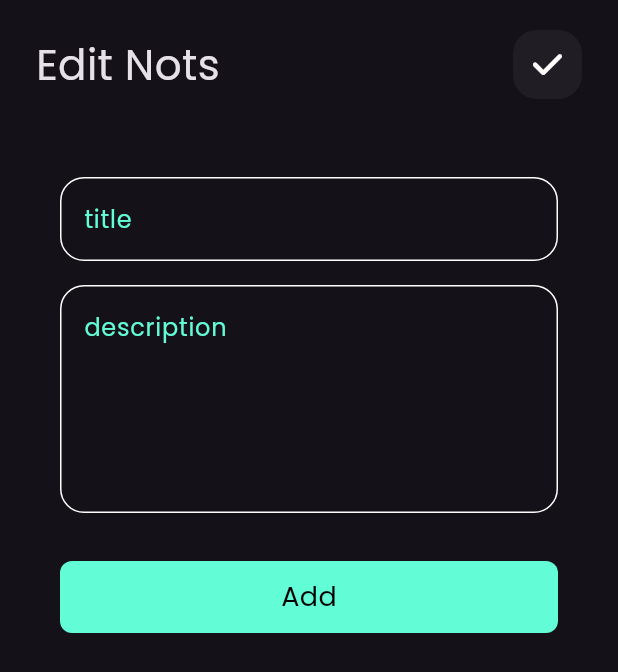
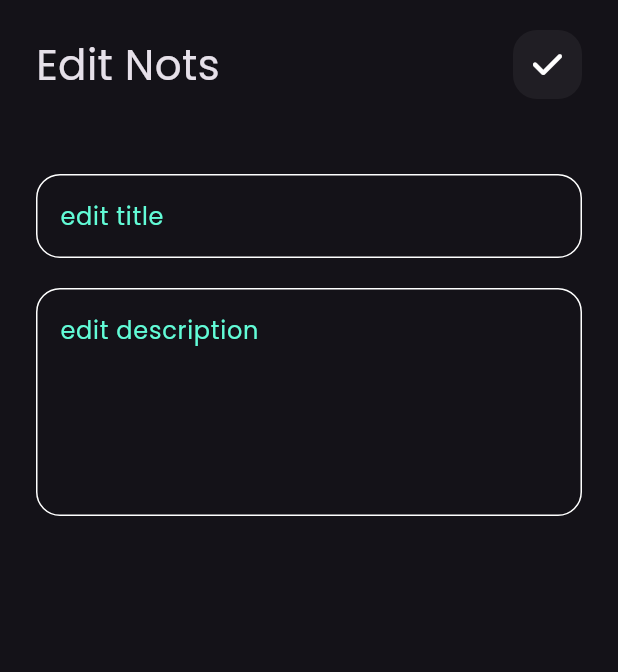
Before and after one commit to AbdullahAlsafty/Not-App, a Flutter app: the screen it shows after launch, after a tap on "tiite", on a phone screen of 412 x 824 dp. Shown: the top 672 px of the screen. Run offline on Flutter 3.47's test engine with Material 3 defaults, Android fonts, the phone set to English and light mode, and no system bars; our stand-ins replace font_awesome_flutter.

Commit message:
creat edit not view

```diff
--- a/lib/views/edit_nots_view.dart
+++ b/lib/views/edit_nots_view.dart
@@ -1,38 +1,14 @@
 import 'package:flutter/material.dart';
-import 'package:font_awesome_flutter/font_awesome_flutter.dart';
-import 'package:nots_app/views/widgets/showdialog_add_not.dart';
 
-import 'widgets/custom_appbar_widget.dart';
+import 'widgets/edit_notsview_body.dart';
 
 class EditNotsView extends StatelessWidget {
   const EditNotsView({super.key});
 
   @override
   Widget build(BuildContext context) {
-    return Scaffold(
+    return const Scaffold(
       body: EditNotsViewBody(),
     );
   }
 }
-
-class EditNotsViewBody extends StatelessWidget {
-  const EditNotsViewBody({super.key});
-
-  @override
-  Widget build(BuildContext context) {
-    return Padding(
-      padding: EdgeInsets.symmetric(horizontal: 24),
-      child: Column(
-        children: [
-          SizedBox(height: 20),
-          CustmAppBArWidget(
-            title: 'Edit Nots',
-            icon: FontAwesomeIcons.check,
-          ),
-          SizedBox(height: 20),
-          ShowDialogAddNot(),
-        ],
-      ),
-    );
-  }
-}
--- a/lib/views/widgets/custom_appbar_widget.dart
+++ b/lib/views/widgets/custom_appbar_widget.dart
@@ -1,5 +1,5 @@
 import 'package:flutter/material.dart';
-import 'package:nots_app/views/widgets/custom_search_icon.dart';
+import 'package:nots_app/views/widgets/custom_icon.dart';
 
 class CustmAppBArWidget extends StatelessWidget {
   const CustmAppBArWidget({super.key, required this.title, required this.icon});
--- a/lib/views/widgets/custom_not_itom.dart
+++ b/lib/views/widgets/custom_not_itom.dart
@@ -62,9 +62,9 @@ class CustomNotItem extends StatelessWidget {
             ),
           ),
         ),
-        trailing: IconButton(
-          onPressed: () {},
-          icon: Icon(
+        trailing: InkWell(
+          onTap: () {},
+          child: Icon(
             FontAwesomeIcons.trash,
             color: Colors.black,
             size: 24,
--- /dev/null
+++ b/lib/views/widgets/edit_notsview_body.dart
@@ -0,0 +1,34 @@
+import 'package:flutter/material.dart';
+import 'package:font_awesome_flutter/font_awesome_flutter.dart';
+import 'package:nots_app/views/widgets/custom_text_filed.dart';
+
+import 'custom_appbar_widget.dart';
+
+class EditNotsViewBody extends StatelessWidget {
+  const EditNotsViewBody({super.key});
+
+  @override
+  Widget build(BuildContext context) {
+    return const Padding(
+      padding: EdgeInsets.symmetric(horizontal: 24),
+      child: Column(
+        children: [
+          SizedBox(height: 20),
+          CustmAppBArWidget(
+            title: 'Edit Nots',
+            icon: FontAwesomeIcons.check,
+          ),
+          SizedBox(height: 50),
+          CustomTextFiled(
+            hint: 'edit title',
+          ),
+          SizedBox(height: 20),
+          CustomTextFiled(
+            hint: 'edit description',
+            maxlins: 5,
+          ),
+        ],
+      ),
+    );
+  }
+}
```
Also changed, not shown: lib/views/widgets/custom_icon.dart (renamed from lib/views/widgets/custom_search_icon.dart).
